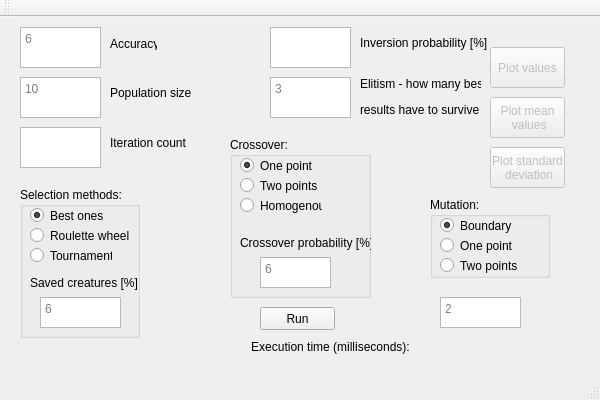
Qt form GenAlgorithm/GenAlgorithm.ui (matgrz/GenAlgorithm) before a commit.
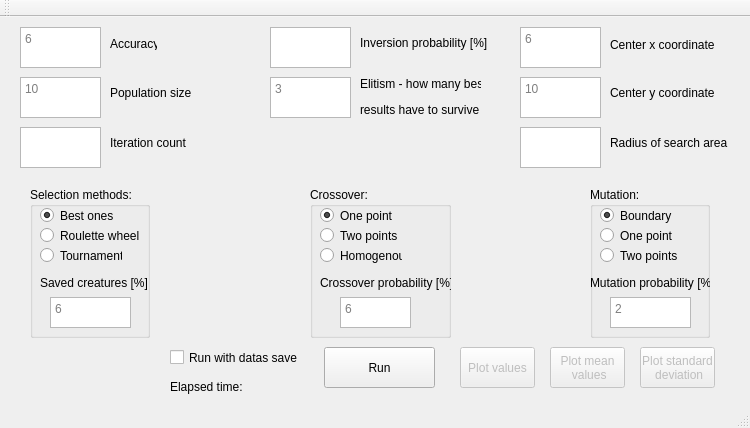
The same form after that commit.

Commit message: Add data saving and area of search selection

Patch:
```diff
--- a/GenAlgorithm/GenAlgorithm.ui
+++ b/GenAlgorithm/GenAlgorithm.ui
@@ -9,8 +9,8 @@
    <rect>
     <x>0</x>
     <y>0</y>
-    <width>600</width>
-    <height>400</height>
+    <width>750</width>
+    <height>428</height>
    </rect>
   </property>
   <property name="windowTitle">
@@ -39,10 +39,10 @@
    <widget class="QPushButton" name="pushButtonRun">
     <property name="geometry">
      <rect>
-      <x>260</x>
-      <y>290</y>
-      <width>75</width>
-      <height>23</height>
+      <x>324</x>
+      <y>330</y>
+      <width>111</width>
+      <height>41</height>
      </rect>
     </property>
     <property name="text">
@@ -98,7 +98,7 @@
    <widget class="QGroupBox" name="groupBoxSelectionMethods">
     <property name="geometry">
      <rect>
-      <x>20</x>
+      <x>30</x>
       <y>170</y>
       <width>120</width>
       <height>151</height>
@@ -182,10 +182,10 @@
    <widget class="QGroupBox" name="groupBoxRecombination">
     <property name="geometry">
      <rect>
-      <x>230</x>
-      <y>120</y>
+      <x>310</x>
+      <y>170</y>
       <width>141</width>
-      <height>161</height>
+      <height>151</height>
      </rect>
     </property>
     <property name="title">
@@ -237,7 +237,7 @@
      <property name="geometry">
       <rect>
        <x>30</x>
-       <y>120</y>
+       <y>110</y>
        <width>71</width>
        <height>31</height>
       </rect>
@@ -250,7 +250,7 @@
      <property name="geometry">
       <rect>
        <x>10</x>
-       <y>90</y>
+       <y>80</y>
        <width>141</width>
        <height>31</height>
       </rect>
@@ -263,10 +263,10 @@
    <widget class="QGroupBox" name="groupBoxRecombination_2">
     <property name="geometry">
      <rect>
-      <x>430</x>
-      <y>180</y>
+      <x>590</x>
+      <y>170</y>
       <width>120</width>
-      <height>81</height>
+      <height>151</height>
      </rect>
     </property>
     <property name="title">
@@ -314,6 +314,32 @@
       <string>Two points</string>
      </property>
     </widget>
+    <widget class="QLabel" name="labelMutationInfo">
+     <property name="geometry">
+      <rect>
+       <x>0</x>
+       <y>80</y>
+       <width>141</width>
+       <height>31</height>
+      </rect>
+     </property>
+     <property name="text">
+      <string>Mutation probability [%]</string>
+     </property>
+    </widget>
+    <widget class="QTextEdit" name="textEditMutationProbability">
+     <property name="geometry">
+      <rect>
+       <x>20</x>
+       <y>110</y>
+       <width>81</width>
+       <height>31</height>
+      </rect>
+     </property>
+     <property name="placeholderText">
+      <string>2</string>
+     </property>
+    </widget>
    </widget>
    <widget class="QLabel" name="labelAccuracy">
     <property name="geometry">
@@ -341,19 +367,6 @@
      <string>Population size</string>
     </property>
    </widget>
-   <widget class="QTextEdit" name="textEditMutationProbability">
-    <property name="geometry">
-     <rect>
-      <x>440</x>
-      <y>280</y>
-      <width>81</width>
-      <height>31</height>
-     </rect>
-    </property>
-    <property name="placeholderText">
-     <string>2</string>
-    </property>
-   </widget>
    <widget class="QLabel" name="labelIterCount">
     <property name="geometry">
      <rect>
@@ -399,8 +412,8 @@
     </property>
     <property name="geometry">
      <rect>
-      <x>490</x>
-      <y>30</y>
+      <x>460</x>
+      <y>330</y>
       <width>75</width>
       <height>41</height>
      </rect>
@@ -424,14 +437,14 @@
    <widget class="QLabel" name="labelExecutionTime">
     <property name="geometry">
      <rect>
-      <x>250</x>
-      <y>320</y>
-      <width>161</width>
+      <x>170</x>
+      <y>360</y>
+      <width>131</width>
       <height>20</height>
      </rect>
     </property>
     <property name="text">
-     <string>&lt;html&gt;&lt;head/&gt;&lt;body&gt;&lt;p align=&quot;center&quot;&gt;Execution time (milliseconds):&lt;/p&gt;&lt;/body&gt;&lt;/html&gt;</string>
+     <string>&lt;html&gt;&lt;head/&gt;&lt;body&gt;&lt;p&gt;Elapsed time:&lt;/p&gt;&lt;/body&gt;&lt;/html&gt;</string>
     </property>
    </widget>
    <widget class="QPushButton" name="pushButtonRunChartMean">
@@ -440,8 +453,8 @@
     </property>
     <property name="geometry">
      <rect>
-      <x>490</x>
-      <y>80</y>
+      <x>550</x>
+      <y>330</y>
       <width>75</width>
       <height>41</height>
      </rect>
@@ -469,8 +482,8 @@
     </property>
     <property name="geometry">
      <rect>
-      <x>490</x>
-      <y>130</y>
+      <x>640</x>
+      <y>330</y>
       <width>75</width>
       <height>41</height>
      </rect>
@@ -492,6 +505,94 @@
      <bool>false</bool>
     </property>
    </widget>
+   <widget class="QCheckBox" name="checkBoxDataSave">
+    <property name="geometry">
+     <rect>
+      <x>170</x>
+      <y>330</y>
+      <width>141</width>
+      <height>21</height>
+     </rect>
+    </property>
+    <property name="text">
+     <string>Run with datas save</string>
+    </property>
+   </widget>
+   <widget class="QTextEdit" name="textEditRadius">
+    <property name="geometry">
+     <rect>
+      <x>520</x>
+      <y>110</y>
+      <width>81</width>
+      <height>41</height>
+     </rect>
+    </property>
+   </widget>
+   <widget class="QLabel" name="labelPopSize_2">
+    <property name="geometry">
+     <rect>
+      <x>610</x>
+      <y>60</y>
+      <width>111</width>
+      <height>31</height>
+     </rect>
+    </property>
+    <property name="text">
+     <string>Center y coordinate</string>
+    </property>
+   </widget>
+   <widget class="QTextEdit" name="textEditCenterY">
+    <property name="geometry">
+     <rect>
+      <x>520</x>
+      <y>60</y>
+      <width>81</width>
+      <height>41</height>
+     </rect>
+    </property>
+    <property name="placeholderText">
+     <string>10</string>
+    </property>
+   </widget>
+   <widget class="QLabel" name="labelCenterX">
+    <property name="geometry">
+     <rect>
+      <x>610</x>
+      <y>20</y>
+      <width>111</width>
+      <height>16</height>
+     </rect>
+    </property>
+    <property name="text">
+     <string>Center x coordinate</string>
+    </property>
+   </widget>
+   <widget class="QTextEdit" name="textEditCenterX">
+    <property name="geometry">
+     <rect>
+      <x>520</x>
+      <y>10</y>
+      <width>81</width>
+      <height>41</height>
+     </rect>
+    </property>
+    <property name="placeholderText">
+     <string>6</string>
+    </property>
+   </widget>
+   <widget class="QLabel" name="labelIterCount_2">
+    <property name="geometry">
+     <rect>
+      <x>610</x>
+      <y>110</y>
+      <width>121</width>
+      <height>31</height>
+     </rect>
+    </property>
+    <property name="text">
+     <string>Radius of search area</string>
+    </property>
+   </widget>
   </widget>
   <widget class="QMenuBar" name="menuBar">
    <property name="geometry">
```
Left out of the diff: 2 changed lines with no effect on the pictures. The commit also changes 19 other files.
